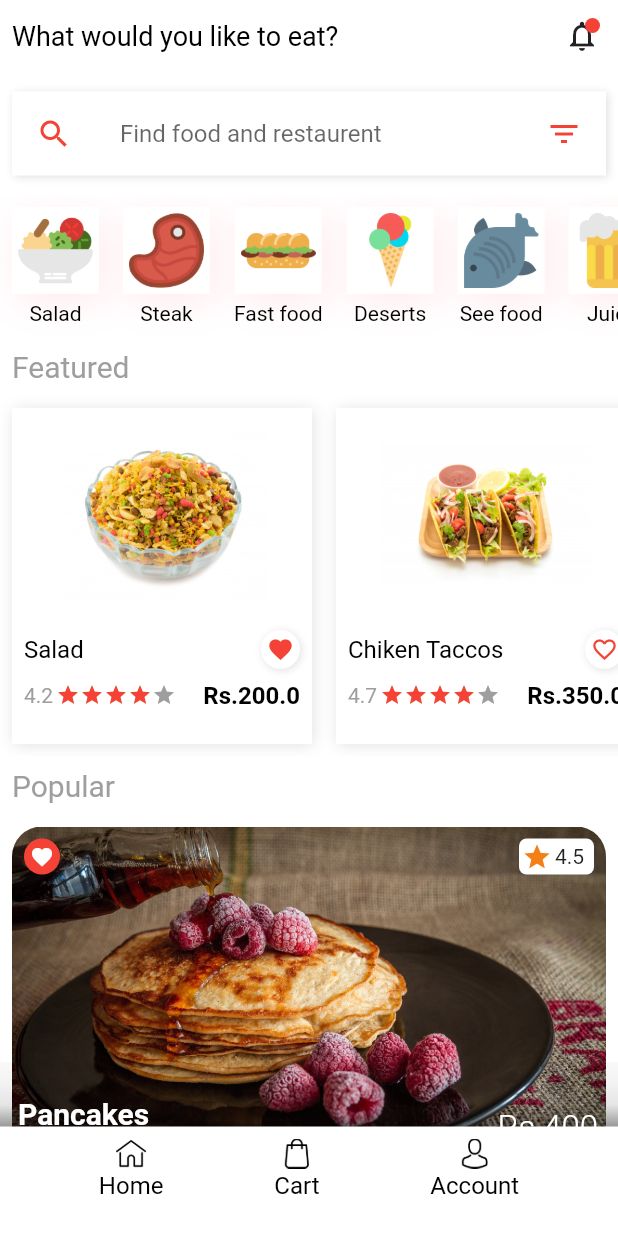
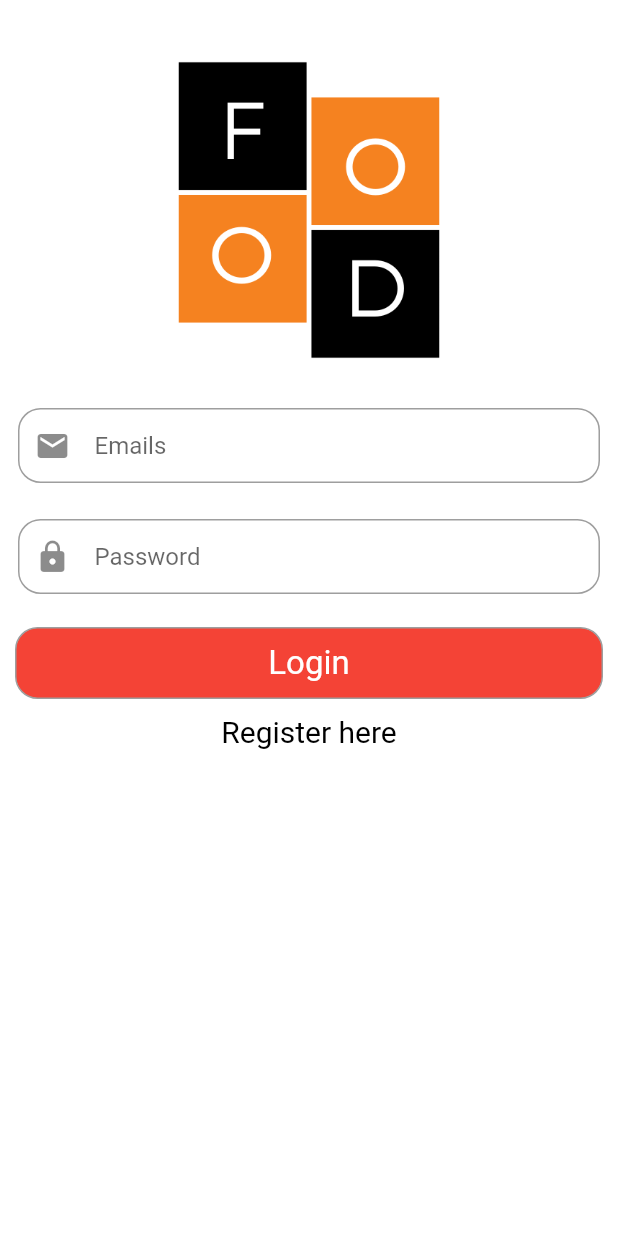
Before and after one commit to SayujSujeev/food-delivery-app, a Flutter app: the screen it shows after launch, on a phone screen of 412 x 824 dp. Shown: the top 1233 px of the screen. Run offline on Flutter 3.47's test engine with Material 2 defaults, Android fonts, the phone set to English and light mode, and no system bars; our stand-ins replace carousel_pro, cloud_firestore, firebase_auth, firebase_core; accounts and stored records are empty.

Commit message:
Flutter food delivery App

```diff
--- a/lib/main.dart
+++ b/lib/main.dart
@@ -1,21 +1,42 @@
+import 'package:firebase_core/firebase_core.dart';
 import 'package:flutter/material.dart';
+import 'package:food_order_app/src/providers/auth.dart';
 import 'package:food_order_app/src/screens/home.dart';
+import 'package:food_order_app/src/screens/login.dart';
+import 'package:food_order_app/src/widgets/loading.dart';
+import 'package:provider/provider.dart';
 
-void main() {
-  runApp(MyApp());
+void main() async{
+  WidgetsFlutterBinding.ensureInitialized();
+  await Firebase.initializeApp();
+  runApp(MultiProvider(providers: [
+    ChangeNotifierProvider.value(value: AuthProvider.initialize())
+  ],
+  child: MaterialApp(
+    debugShowCheckedModeBanner: false,
+    title: 'Food App',
+    theme: ThemeData(
+      primarySwatch: Colors.red,
+    ),
+    home: ScreensController(),
+  ),));
 }
 
-class MyApp extends StatelessWidget {
-  // This widget is the root of your application.
+class ScreensController extends StatelessWidget {
   @override
   Widget build(BuildContext context) {
-    return MaterialApp(
-      debugShowCheckedModeBanner: false,
-      title: 'Food App',
-      theme: ThemeData(
-        primarySwatch: Colors.red,
-      ),
-      home: Home(),
-    );
+    final auth = Provider.of<AuthProvider>(context);
+    switch (auth.status){
+
+      case Status.Unititialized:
+        //return Loading();
+      case Status.Unauthenticated:
+      case Status.Authenticating:
+        return LoginScreen();
+      case Status.Authenticated:
+        return Home();
+      default: return LoginScreen();
+
+    }
   }
 }
--- /dev/null
+++ b/lib/src/helpers/user.dart
@@ -0,0 +1,21 @@
+import 'package:cloud_firestore/cloud_firestore.dart';
+import 'package:food_order_app/src/models/user.dart';
+
+class UserServices{
+  String collection = "users";
+  FirebaseFirestore _firestore = FirebaseFirestore.instance;
+
+  void createUser(Map<String, dynamic> values) {
+    String id = values["id"];
+    _firestore.collection(collection).doc(id).setData(values);
+  }
+
+  void updateUserData(Map<String, dynamic> values){
+    _firestore.collection(collection).doc(values['id']).updateData(values);
+  }
+
+  Future<UserModel> getUserById(String id) => _firestore.collection(collection).document(id).get().then((doc){
+    return UserModel.fromSnapshot(doc);
+  });
+
+}
--- /dev/null
+++ b/lib/src/models/user.dart
@@ -0,0 +1,24 @@
+import 'package:cloud_firestore/cloud_firestore.dart';
+
+class UserModel{
+  static const NAME = "name";
+  static const EMAIL = "email";
+  static const ID = "id";
+
+  String _name;
+  String _email;
+  String _id;
+
+  //getters
+  String get name => _name;
+  String get email => _email;
+  String get id => _id;
+
+  UserModel.fromSnapshot(DocumentSnapshot snapshot){
+    _name = snapshot.data()[NAME];
+    _email = snapshot.data()[EMAIL];
+    _id = snapshot.data()[ID];
+
+  }
+
+}
--- /dev/null
+++ b/lib/src/providers/auth.dart
@@ -0,0 +1,98 @@
+import 'package:cloud_firestore/cloud_firestore.dart';
+import 'package:firebase_auth/firebase_auth.dart';
+import 'package:flutter/material.dart';
+import 'package:food_order_app/src/helpers/user.dart';
+import 'package:food_order_app/src/models/user.dart';
+
+enum Status { Unititialized, Unauthenticated, Authenticating, Authenticated }
+
+class AuthProvider with ChangeNotifier {
+  FirebaseAuth _auth;
+  User _user;
+  Status _status = Status.Unititialized;
+  FirebaseFirestore _firestore = FirebaseFirestore.instance;
+  UserServices _userServices = UserServices();
+  UserModel _userModel;
+
+  //getters
+
+  Status get status => _status;
+  UserModel get userModel => _userModel;
+  User get user => _user;
+
+  final formKey = GlobalKey<FormState>();
+
+  TextEditingController email = TextEditingController();
+  TextEditingController name = TextEditingController();
+  TextEditingController password = TextEditingController();
+
+  AuthProvider.initialize(): _auth = FirebaseAuth.instance{
+    _auth.authStateChanges().listen(_onStateChanged);
+  }
+
+  Future<bool> signIn() async{
+    try{
+      _status = Status.Authenticating;
+      notifyListeners();
+      await _auth.signInWithEmailAndPassword(email: email.text.trim(), password: password.text.trim());
+      return true;
+    }catch(e){
+      _status = Status.Authenticating;
+      notifyListeners();
+      print(e.toString());
+      return false;
+    }
+  }
+
+  Future signOut(){
+    _auth.signOut();
+    _status = Status.Unauthenticated;
+    notifyListeners();
+    return Future.delayed(Duration.zero);
+  }
+
+  void clearController(){
+    name.text = "";
+    password.text = "";
+    email.text = "";
+  }
+
+
+  Future<bool> signUp() async{
+    try{
+      _status = Status.Authenticating;
+      notifyListeners();
+      await _auth.createUserWithEmailAndPassword(email: email.text.trim(), password: password.text.trim()).then((result){
+       _firestore.collection('users').doc(result.user.uid).set({
+         "name" : name.text,
+         "email" : email.text,
+         "uid" : result.user.uid
+       });
+      });
+      return true;
+    }catch(e){
+      _status = Status.Unauthenticated;
+      notifyListeners();
+      print(e.toString());
+     return false;
+    }
+  }
+
+  Future<void> _onStateChanged(User firebaseUser) async{
+    if(user == null){
+      _status = Status.Unititialized;
+    }else{
+      _user = firebaseUser;
+      _status = Status.Authenticated;
+      _userModel = await _userServices.getUserById(firebaseUser.uid);
+    }
+    notifyListeners();
+  }
+
+
+  void cleanControllers(){
+    email.text = "";
+    password.text = "";
+    name.text = "";
+  }
+}
--- a/lib/src/screens/home.dart
+++ b/lib/src/screens/home.dart
@@ -1,6 +1,8 @@
 import 'package:flutter/cupertino.dart';
 import 'package:flutter/material.dart';
+import 'package:food_order_app/src/helpers/screen_navigation.dart';
 import 'package:food_order_app/src/helpers/style.dart';
+import 'package:food_order_app/src/screens/bag.dart';
 import 'package:food_order_app/src/widgets/bottom_navigation_icons.dart';
 import 'package:food_order_app/src/widgets/categories.dart';
 import 'package:food_order_app/src/widgets/custom_text.dart';
@@ -230,6 +232,9 @@ class _HomeState extends State<Home> {
               name: "Home",
             ),
             BottomNavIcon(
+              onTap: (){
+                changeScreen(context, ShopingBag());
+              },
               image: "shopping-bag.png",
               name: "Cart",
             ),
--- /dev/null
+++ b/lib/src/screens/login.dart
@@ -0,0 +1,129 @@
+import 'package:flutter/material.dart';
+import 'package:food_order_app/src/helpers/screen_navigation.dart';
+import 'package:food_order_app/src/helpers/style.dart';
+import 'package:food_order_app/src/providers/auth.dart';
+import 'package:food_order_app/src/screens/Registration.dart';
+import 'package:food_order_app/src/screens/home.dart';
+import 'package:food_order_app/src/widgets/custom_text.dart';
+import 'package:food_order_app/src/widgets/loading.dart';
+import 'package:provider/provider.dart';
+
+class LoginScreen extends StatefulWidget {
+  @override
+  _LoginScreenState createState() => _LoginScreenState();
+}
+
+class _LoginScreenState extends State<LoginScreen> {
+  final _key = GlobalKey<ScaffoldState>();
+  @override
+  Widget build(BuildContext context) {
+    final authProvider = Provider.of<AuthProvider>(context);
+
+    return Scaffold(
+      key: _key,
+      backgroundColor: white,
+      body: authProvider.status == Status.Authenticating ? Loading() : SingleChildScrollView(
+        child: Column(
+          crossAxisAlignment: CrossAxisAlignment.center,
+          children: <Widget>[
+            SizedBox(
+              height: 20,
+            ),
+
+            Row(
+              mainAxisAlignment: MainAxisAlignment.center,
+              children: <Widget>[
+                Image.asset("images/logo.png",width: 240,height: 240,),
+              ],
+            ),
+
+            Padding(
+              padding: const EdgeInsets.all(12.0),
+              child: Container(
+                decoration: BoxDecoration(
+                  border: Border.all(color: grey),
+                  borderRadius: BorderRadius.circular(15)
+                ),
+                child: Padding(
+                  padding: const EdgeInsets.only(left: 10),
+                  child: TextFormField(
+                    controller:  authProvider.email,
+                    decoration:InputDecoration(
+                      border: InputBorder.none,
+                      hintText: "Emails",
+                      icon: Icon(Icons.email)
+                    ) ,
+                  ),
+                ),
+              ),
+            ),
+
+            Padding(
+              padding: const EdgeInsets.all(12.0),
+              child: Container(
+                decoration: BoxDecoration(
+                    border: Border.all(color: grey),
+                    borderRadius: BorderRadius.circular(15)
+                ),
+                child: Padding(
+                  padding: const EdgeInsets.only(left: 10),
+                  child: TextFormField(
+                    controller: authProvider.password,
+                    decoration:InputDecoration(
+                        border: InputBorder.none,
+                        hintText: "Password",
+                        icon: Icon(Icons.lock)
+                    ) ,
+                  ),
+                ),
+              ),
+            ),
+
+            Padding(
+              padding: const EdgeInsets.all(10),
+              child: GestureDetector(
+                onTap: ()async{
+                  if(!await authProvider.signIn()){
+                    _key.currentState.showSnackBar(
+                      SnackBar(content: Text("Login failed!"),)
+                    );
+                    return;
+                  }
+                  authProvider.cleanControllers();
+                  changeScreenReplacement(context, Home());
+                },
+                child: Container(
+                  decoration: BoxDecoration(
+                    color: red,
+                      border: Border.all(color: grey),
+                      borderRadius: BorderRadius.circular(15)
+                  ),
+                  child: Padding(
+                    padding: const EdgeInsets.only(top: 10,bottom: 10,),
+                    child: Row(
+                      mainAxisAlignment: MainAxisAlignment.center,
+                      children: <Widget>[
+                        CustomText(text: "Login",color: white,size: 22,)
+                      ],
+                    )
+                  ),
+                ),
+              ),
+            ),
+            GestureDetector(
+              onTap: (){
+                changeScreen(context, RegistrationScreen());
+              },
+              child: Row(
+                mainAxisAlignment: MainAxisAlignment.center,
+                children: <Widget>[
+                  CustomText(text: "Register here",size: 20,),
+                ],
+              ),
+            )
+          ],
+        ),
+      ),
+    );
+  }
+}
--- a/lib/src/widgets/bottom_navigation_icons.dart
+++ b/lib/src/widgets/bottom_navigation_icons.dart
@@ -5,14 +5,17 @@ class BottomNavIcon extends StatelessWidget {
 
   final String image;
   final String name;
+  final Function onTap;
 
-  const BottomNavIcon({Key key, this.image, this.name}) : super(key: key);
+  BottomNavIcon({@required this.image, this.name, this.onTap});
 
 
   @override
   Widget build(BuildContext context) {
     return Padding(
       padding: const EdgeInsets.all(8.0),
+      child: GestureDetector(
+        onTap: onTap ?? null,
         child: Column(
           children: <Widget>[
             Image.asset(
@@ -24,6 +27,7 @@ class BottomNavIcon extends StatelessWidget {
             CustomText(text: name,)
           ],
         ),
+      ),
     );
   }
 }
--- a/pubspec.yaml
+++ b/pubspec.yaml
@@ -28,8 +28,11 @@ dependencies:
   # The following adds the Cupertino Icons font to your application.
   # Use with the CupertinoIcons class for iOS style icons.
   cupertino_icons: ^0.1.3
-  carousel_slider: ^2.2.1
   carousel_pro: ^1.0.0
+  cloud_firestore: ^0.14.0+2
+  firebase_auth: ^0.18.0+1
+  provider: ^4.3.2+1
+  firebase_core: ^0.5.0
 
 dev_dependencies:
   flutter_test:
```
Also changed, not shown: lib/src/screens/Registration.dart (added, +149 -0 lines), lib/src/screens/bag.dart (added, +130 -0 lines), lib/src/widgets/loading.dart (added, +13 -0 lines), images/logo.png (added), pubspec.lock, 4 other files. Lines whose indentation alone changed are shown as unchanged.
